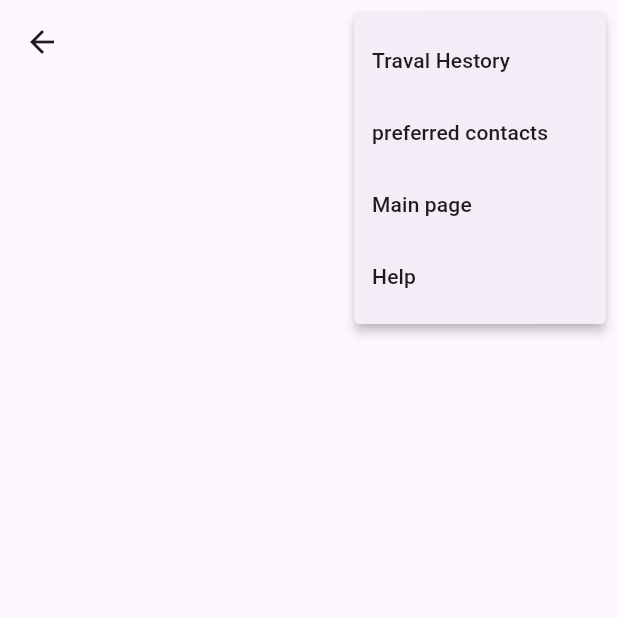
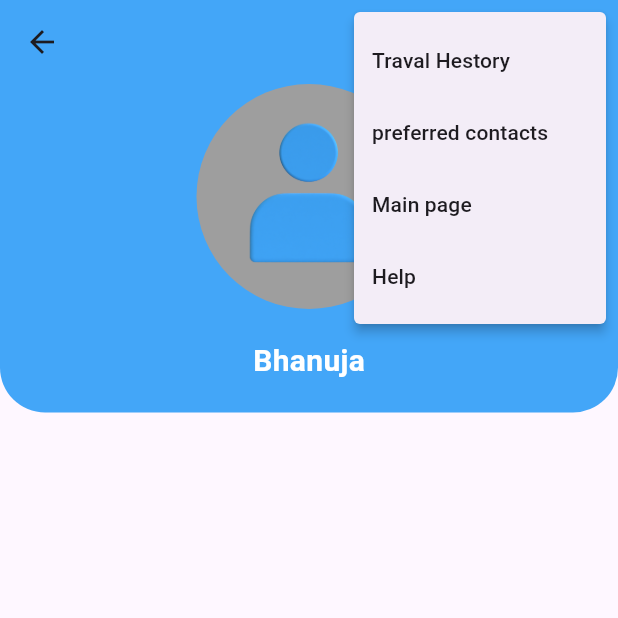
Before and after one commit to bhanuja2000/CS_19_Frontend, a Flutter app: the Profile screen opened by its route, after a tap on the "more vert" icon, on a phone screen of 412 x 824 dp, the top half of it. Run offline on Flutter 3.47's test engine with Material 3 defaults, Android fonts, the phone set to English and light mode, and no system bars; our stand-ins replace intl_phone_number_input.

Commit message:
profile page build start

```diff
--- a/lib/profile.dart
+++ b/lib/profile.dart
@@ -11,18 +11,80 @@ class _ProfileState extends State<Profile> {
   @override
   Widget build(BuildContext context) {
     return Scaffold(
-      appBar: AppBar(actions: [
-        PopupMenuButton(
-            itemBuilder: (BuildContext context) => [
-                  const PopupMenuItem(
-                      value: "first item", child: Text("Traval Hestory")),
-                  const PopupMenuItem(
-                      value: "first item", child: Text("preferred contacts")),
-                  const PopupMenuItem(
-                      value: "first item", child: Text("Main page")),
-                  const PopupMenuItem(value: "first item", child: Text("Help"))
-                ])
-      ]),
+      appBar: AppBar(
+          backgroundColor: const Color.fromARGB(255, 67, 166, 248),
+          actions: [
+            PopupMenuButton(
+                itemBuilder: (BuildContext context) => [
+                      PopupMenuItem(
+                        value: "first item",
+                        child: const Text("Traval Hestory"),
+                        onTap: () => print("Traval Hestory"),
+                      ),
+                      PopupMenuItem(
+                        value: "second item",
+                        child: const Text("preferred contacts"),
+                        onTap: () => print("preferred contacts"),
+                      ),
+                      PopupMenuItem(
+                        value: "third item",
+                        child: const Text("Main page"),
+                        onTap: () => print("Main page"),
+                      ),
+                      PopupMenuItem(
+                        value: "first item",
+                        child: const Text("Help"),
+                        onTap: () {
+                          print("help");
+                        },
+                      )
+                    ])
+          ]),
+      body: Column(
+        children: [
+          Container(
+            decoration: const BoxDecoration(
+                borderRadius: BorderRadius.only(
+                  bottomLeft: Radius.circular(30),
+                  bottomRight: Radius.circular(30),
+                ),
+                color: Color.fromARGB(255, 67, 166, 248)),
+            child: Column(
+              children: [
+                Center(
+                  child: Container(
+                    height: 150,
+                    width: 150,
+                    //margin: const EdgeInsets.all(40),
+                    decoration: const BoxDecoration(
+                        shape: BoxShape.circle, color: Colors.grey),
+                    child: ClipOval(
+                        child: Image.asset(
+                      "assets/user.png",
+                      fit: BoxFit.cover,
+                      height: 250,
+                      width: 250,
+                    )),
+                  ),
+                ),
+                const SizedBox(
+                  height: 20,
+                ),
+                Container(
+                  margin: const EdgeInsets.only(bottom: 20),
+                  child: const Text(
+                    "Bhanuja",
+                    style: TextStyle(
+                        color: Colors.white,
+                        fontSize: 20,
+                        fontWeight: FontWeight.w600),
+                  ),
+                )
+              ],
+            ),
+          )
+        ],
+      ),
     );
   }
 }
--- a/pubspec.yaml
+++ b/pubspec.yaml
@@ -67,6 +67,8 @@ flutter:
     - assets/sign.jpg
     - assets/warm.jpg
     - assets/pass.jpg
+    - assets/user.png
+    - assets/madawa.JPG
 
   # An image asset can refer to one or more resolution-specific "variants", see
   # https://flutter.dev/assets-and-images/#resolution-aware
```
Also changed, not shown: assets/madawa.JPG (added), assets/user.png (added).
